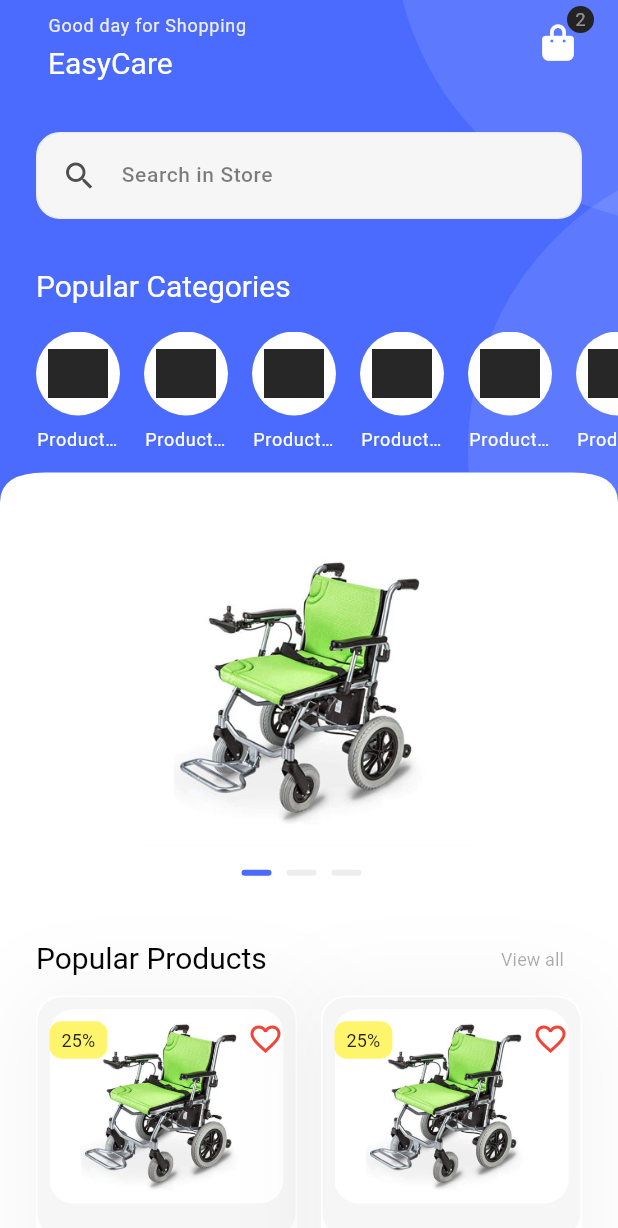
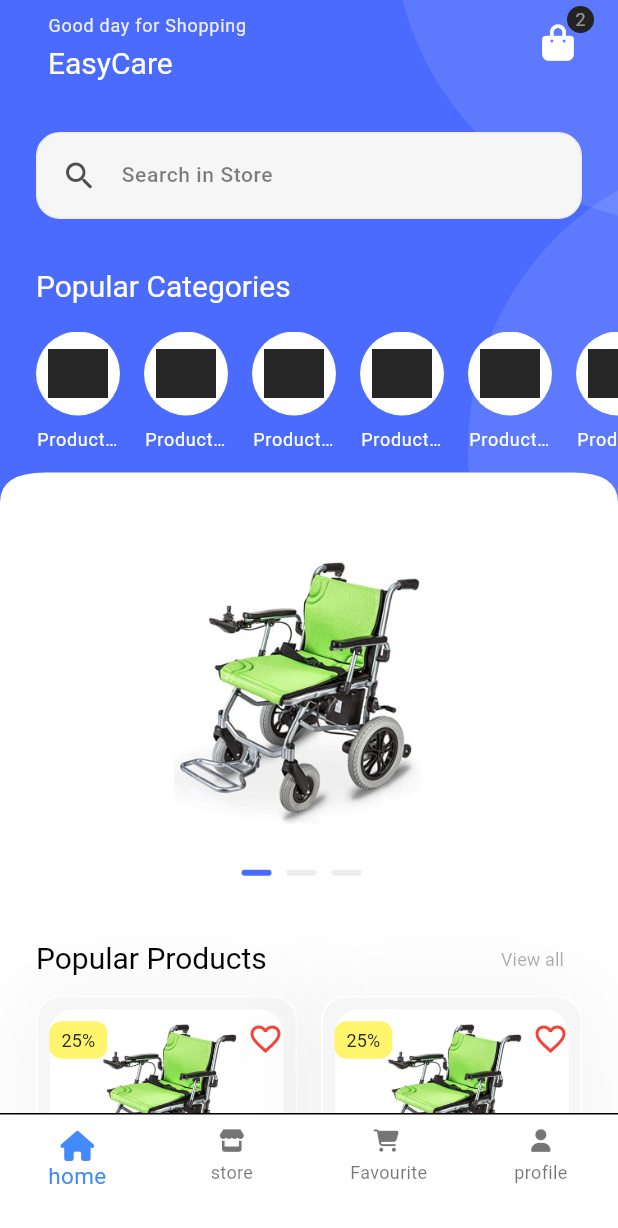
Before and after one commit to Naseeba967/finalyearproject, a Flutter app: the screen it shows after launch, after a tap on "Login", on a phone screen of 412 x 824 dp. Shown: the top 1228 px of the screen. Run offline on Flutter 3.47's test engine with Material 3 defaults, Android fonts, the phone set to English and light mode, and no system bars; drawn by our look-alikes of carousel_slider; our stand-ins replace flutter_rating_bar, font_awesome_flutter, get, readmore.

Commit message:
some changes

```diff
--- a/lib/Authentication/login.dart
+++ b/lib/Authentication/login.dart
@@ -1,5 +1,6 @@
 import 'package:finalyearproject/Authentication/signup.dart';
 import 'package:finalyearproject/features/shop/screens/home/screen/home.dart';
+import 'package:finalyearproject/features/shop/screens/home/screen/home_screen.dart';
 import 'package:flutter/material.dart';
 import 'package:get/get.dart';
 
@@ -79,7 +80,7 @@ class Login extends StatelessWidget {
               ElevatedButton(
                 onPressed: () {
                   Navigator.push(context,
-                      MaterialPageRoute(builder: (context) => const Home()));
+                      MaterialPageRoute(builder: (context) => const HomeScreen()));
                 },
                 child: Text("Login"),
                 style: ElevatedButton.styleFrom(
--- a/lib/Authentication/signup.dart
+++ b/lib/Authentication/signup.dart
@@ -1,5 +1,6 @@
 import 'package:finalyearproject/Authentication/login.dart';
 import 'package:finalyearproject/features/shop/screens/home/screen/home.dart';
+import 'package:finalyearproject/features/shop/screens/home/screen/home_screen.dart';
 import 'package:flutter/material.dart';
 
 class Signup extends StatelessWidget {
@@ -91,9 +92,9 @@ class Signup extends StatelessWidget {
               ElevatedButton(
                 onPressed: () {
                   Navigator.push(context,
-                      MaterialPageRoute(builder: (context) => const Home()));
+                      MaterialPageRoute(builder: (context) => const HomeScreen()));
                 },
-                child: Text("Login"),
+                child: Text("sign up"),
                 style: ElevatedButton.styleFrom(
                     primary: Colors.blue, // Background color
                     onPrimary: Colors.white, // Text color
```
Also changed, not shown: lib/common/widgets/products/products_cart/products_cart_vertical.dart (line endings or trailing spaces).
